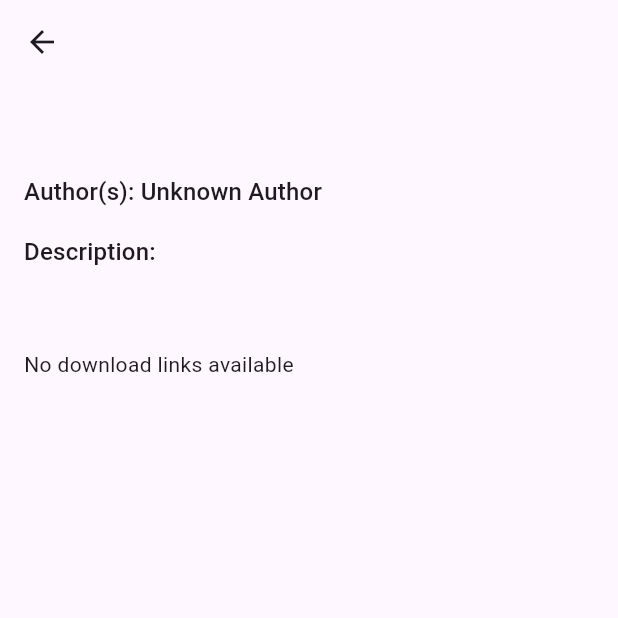
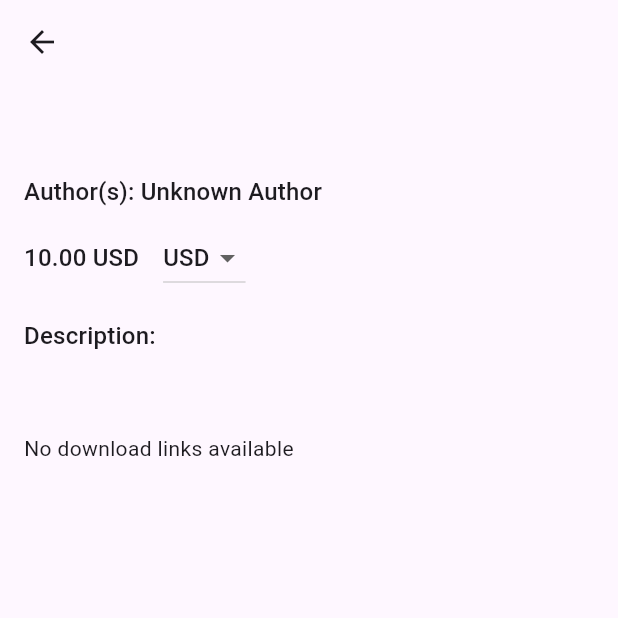
Before and after one commit to alfat-pixel/projek-mobile, a Flutter app: the BookDetailScreen screen opened directly with empty values, on a phone screen of 412 x 824 dp, the top half of it. Run offline on Flutter 3.47's test engine with Material 3 defaults, Android fonts, the phone set to English and light mode, and no system bars; our stand-ins replace hive, hive_flutter, image_picker, shared_preferences; accounts and stored records are empty.

Commit message:
third commit

```diff
--- a/lib/main.dart
+++ b/lib/main.dart
@@ -2,8 +2,9 @@ import 'package:flutter/material.dart';
 import 'package:hive_flutter/hive_flutter.dart';
 import 'models/book_model.dart';
 import 'screens/login_screen.dart';
+import 'screens/home_screen.dart';
+import 'services/auth_service.dart';
 
-// Tambahkan navigatorKey global
 final GlobalKey<NavigatorState> navigatorKey = GlobalKey<NavigatorState>();
 
 void main() async {
@@ -16,16 +17,48 @@ void main() async {
   runApp(const MyApp());
 }
 
-class MyApp extends StatelessWidget {
+class MyApp extends StatefulWidget {
   const MyApp({super.key});
 
   @override
+  State<MyApp> createState() => _MyAppState();
+}
+
+class _MyAppState extends State<MyApp> {
+  bool _isLoggedIn = false;
+  bool _checkingLogin = true;
+
+  @override
+  void initState() {
+    super.initState();
+    _checkLoginStatus();
+  }
+
+  Future<void> _checkLoginStatus() async {
+    bool loggedIn = await AuthService.isLoggedIn();
+    setState(() {
+      _isLoggedIn = loggedIn;
+      _checkingLogin = false;
+    });
+  }
+
+  @override
   Widget build(BuildContext context) {
+    if (_checkingLogin) {
+      return const MaterialApp(
+        home: Scaffold(body: Center(child: CircularProgressIndicator())),
+      );
+    }
+
     return MaterialApp(
+      navigatorKey: navigatorKey,
       title: 'E-Book App',
-      navigatorKey: navigatorKey, // Pasang navigatorKey di sini
       theme: ThemeData(primarySwatch: Colors.blue),
-      home: const LoginScreen(),
+      home: _isLoggedIn ? const HomeScreen() : const LoginScreen(),
+      routes: {
+        '/login': (context) => const LoginScreen(),
+        // route lain jika perlu
+      },
     );
   }
 }
--- a/lib/screens/book_detail_screen.dart
+++ b/lib/screens/book_detail_screen.dart
@@ -1,58 +1,74 @@
 import 'package:flutter/material.dart';
 import '../models/book_model.dart';
 import 'package:url_launcher/url_launcher.dart';
-import '../main.dart'; // Import navigatorKey dari main.dart
+import '../main.dart';
+import '../services/price_service.dart'; // import price service
 
 class BookDetailScreen extends StatelessWidget {
   final Book book;
 
   const BookDetailScreen({super.key, required this.book});
 
-  Future<void> _launchURL(String urlString) async {
-    final Uri url = Uri.parse(urlString);
-
-    if (await canLaunchUrl(url)) {
-      await launchUrl(url);
-    } else {
-      ScaffoldMessenger.of(navigatorKey.currentContext!).showSnackBar(
-        SnackBar(content: Text('Could not launch $url')),
-      );
-    }
-  }
-
   @override
   Widget build(BuildContext context) {
     String authors = book.authors.isNotEmpty ? book.authors.join(', ') : 'Unknown Author';
     String description = book.description ?? 'No description available';
-    final Map<String, String> downloadLinks = book.downloadLinks;
+    Map<String, String> downloadLinks = book.downloadLinks;
+
+    double priceUSD = PriceService.getPriceUSD(book.id);
+    ValueNotifier<String> selectedCurrency = ValueNotifier('USD');
+    ValueNotifier<double> convertedPrice = ValueNotifier(priceUSD);
+
+    void convert(String currency) {
+      selectedCurrency.value = currency;
+      convertedPrice.value = PriceService.convertCurrency(priceUSD, currency);
+    }
 
     return Scaffold(
-      appBar: AppBar(
-        title: Text(book.title),
-      ),
+      appBar: AppBar(title: Text(book.title)),
       body: Padding(
         padding: const EdgeInsets.all(16),
         child: SingleChildScrollView(
-          child: Column(
-            crossAxisAlignment: CrossAxisAlignment.start,
+          child: Column(crossAxisAlignment: CrossAxisAlignment.start, children: [
+            Text(book.title, style: Theme.of(context).textTheme.headlineMedium),
+            const SizedBox(height: 8),
+            Text('Author(s): $authors', style: Theme.of(context).textTheme.titleMedium),
+            const SizedBox(height: 8),
+
+            // Harga dan konversi
+            Row(
               children: [
-              Text(
-                book.title,
-                style: Theme.of(context).textTheme.headlineMedium,
+                ValueListenableBuilder<double>(
+                  valueListenable: convertedPrice,
+                  builder: (context, value, _) {
+                    return Text(
+                      '${value.toStringAsFixed(2)} ${selectedCurrency.value}',
+                      style: Theme.of(context).textTheme.titleMedium,
+                    );
+                  },
                 ),
-              const SizedBox(height: 8),
-              Text(
-                'Author(s): $authors',
-                style: Theme.of(context).textTheme.titleMedium,
+                const SizedBox(width: 16),
+                DropdownButton<String>(
+                  value: selectedCurrency.value,
+                  items: PriceService.exchangeRates.keys
+                      .map((currency) => DropdownMenuItem(
+                            value: currency,
+                            child: Text(currency),
+                          ))
+                      .toList(),
+                  onChanged: (val) {
+                    if (val != null) convert(val);
+                  },
                 ),
+              ],
+            ),
+
             const SizedBox(height: 16),
-              Text(
-                'Description:',
-                style: Theme.of(context).textTheme.titleMedium,
-              ),
+            Text('Description:', style: Theme.of(context).textTheme.titleMedium),
             const SizedBox(height: 8),
             Text(description),
             const SizedBox(height: 24),
+
             if (downloadLinks.isNotEmpty)
               ...downloadLinks.entries.map((entry) {
                 final format = entry.key;
@@ -67,10 +83,20 @@ class BookDetailScreen extends StatelessWidget {
               }).toList()
             else
               const Text('No download links available'),
-            ],
-          ),
+          ]),
         ),
       ),
     );
   }
+
+  Future<void> _launchURL(String urlString) async {
+    final Uri url = Uri.parse(urlString);
+    if (await canLaunchUrl(url)) {
+      await launchUrl(url);
+    } else {
+      ScaffoldMessenger.of(navigatorKey.currentContext!).showSnackBar(
+        SnackBar(content: Text('Could not launch $url')),
+      );
     }
+  }
+}
--- a/lib/screens/login_screen.dart
+++ b/lib/screens/login_screen.dart
@@ -1,7 +1,7 @@
 import 'package:flutter/material.dart';
 import '../services/auth_service.dart';
-import 'dashboard_screen.dart';
 import 'register_screen.dart';
+import 'home_screen.dart';
 
 class LoginScreen extends StatefulWidget {
   const LoginScreen({super.key});
@@ -38,7 +38,7 @@ class _LoginScreenState extends State<LoginScreen> {
     if (success) {
       Navigator.pushReplacement(
         context,
-        MaterialPageRoute(builder: (_) => const DashboardScreen()),
+        MaterialPageRoute(builder: (_) => const HomeScreen()),
       );
     } else {
       setState(() {
--- /dev/null
+++ b/lib/services/price_service.dart
@@ -0,0 +1,30 @@
+class PriceService {
+  // Contoh data harga buku dalam USD per id buku
+  static Map<int, double> _bookPricesUSD = {
+    1: 12.5,
+    2: 8.75,
+    3: 15.0,
+    4: 9.99,
+    5: 11.0,
+    // Tambah sesuai kebutuhan...
+  };
+
+  static double getPriceUSD(int bookId) {
+    return _bookPricesUSD[bookId] ?? 10.0; // default harga 10 USD jika id tidak ditemukan
+  }
+
+  // Kurs konversi statis, contoh sederhana
+  static Map<String, double> exchangeRates = {
+    'USD': 1.0,
+    'IDR': 15000.0,
+    'EUR': 0.92,
+    'JPY': 135.0,
+  };
+
+  static double convertCurrency(double amountUSD, String toCurrency) {
+    if (!exchangeRates.containsKey(toCurrency)) {
+      return amountUSD; // fallback ke USD
+    }
+    return amountUSD * exchangeRates[toCurrency]!;
+  }
+}
--- a/pubspec.yaml
+++ b/pubspec.yaml
@@ -36,6 +36,7 @@ dependencies:
   url_launcher: ^6.1.7
   http: ^0.13.5
   shared_preferences: ^2.1.1
+  image_picker: ^0.8.7+4
   # The following adds the Cupertino Icons font to your application.
   # Use with the CupertinoIcons class for iOS style icons.
 
```
Also changed, not shown: lib/screens/feedback_screen.dart (added, +22 -0 lines), lib/screens/home_screen.dart (added, +43 -0 lines), lib/screens/profile_screen.dart (added, +93 -0 lines), lib/services/auth_service.dart (+13 -0 lines), pubspec.lock, 5 other files. Lines whose indentation alone changed are shown as unchanged.
